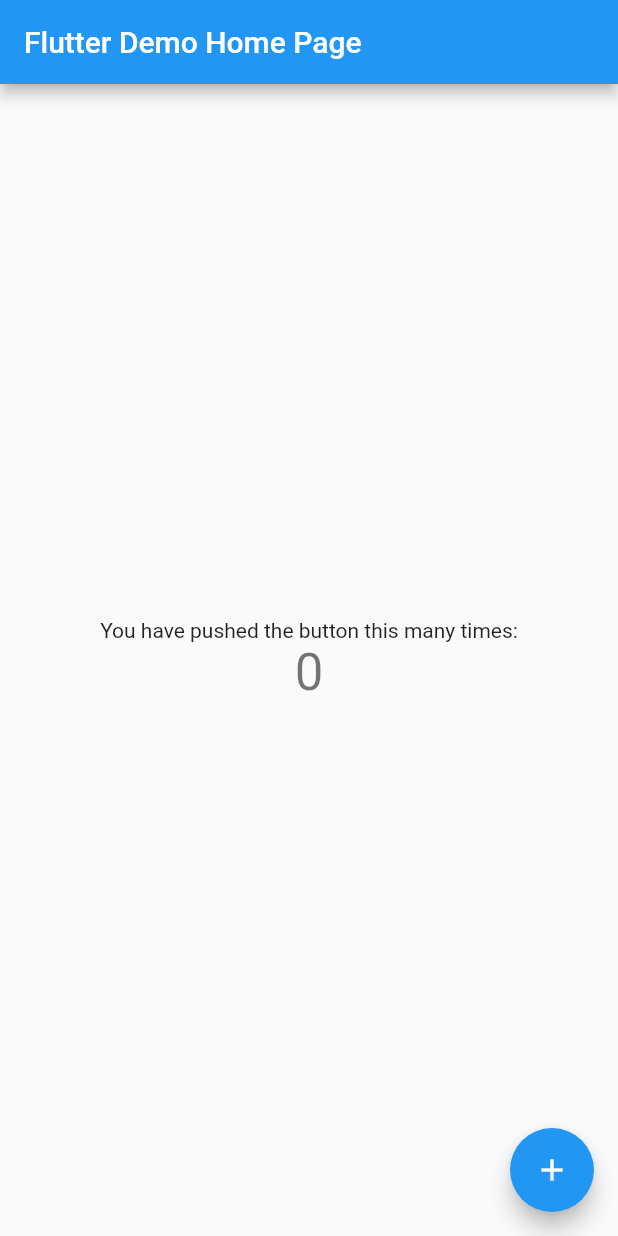
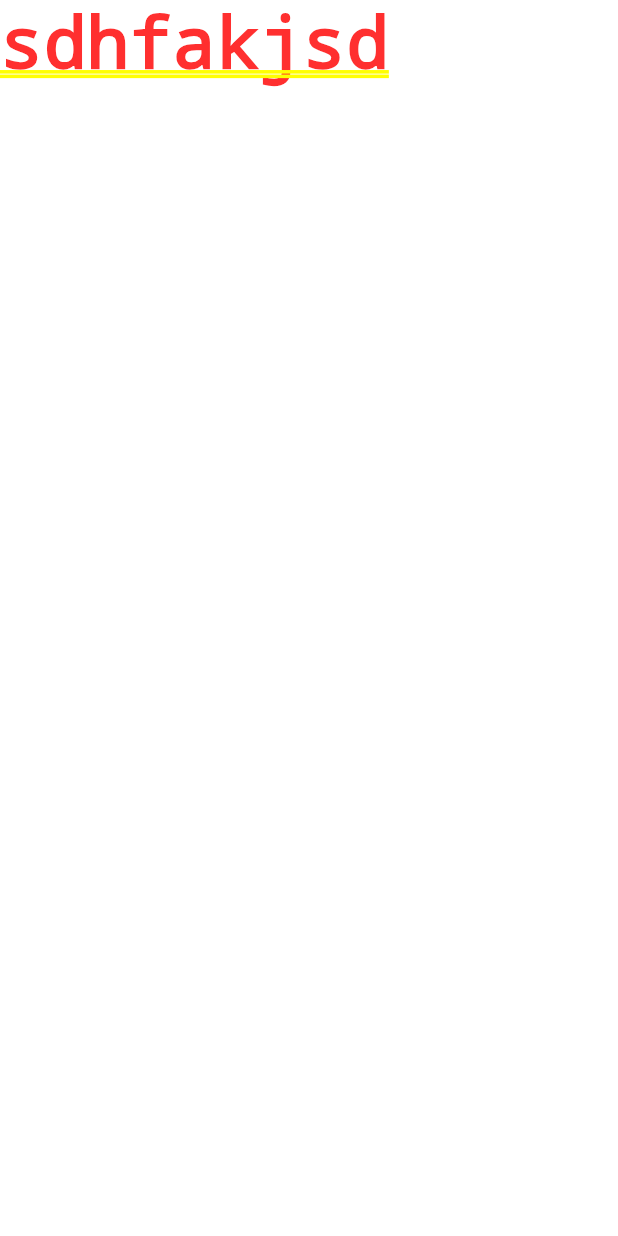
Before and after one commit to Rodrigolmti/newstter-flutter-hackathon, a Flutter app: the screen it shows after launch, on a phone screen of 412 x 824 dp. Run offline on Flutter 3.47's test engine with Material 2 defaults, Android fonts, the phone set to English and light mode, and no system bars.

Commit message:
Organize app files and create home screen

```diff
--- /dev/null
+++ b/lib/app.dart
@@ -0,0 +1,20 @@
+import 'package:flutter/material.dart';
+
+import 'screens/home_screen.dart';
+
+class NewstterApp extends StatefulWidget {
+  @override
+  _NewstterAppState createState() => _NewstterAppState();
+}
+
+class _NewstterAppState extends State<NewstterApp> {
+  @override
+  Widget build(BuildContext context) {
+    return MaterialApp(
+        debugShowCheckedModeBanner: false,
+        theme: ThemeData(
+          primarySwatch: Colors.indigo,
+        ),
+        home: HomeScreen());
+  }
+}
--- a/lib/main.dart
+++ b/lib/main.dart
@@ -1,111 +1,5 @@
 import 'package:flutter/material.dart';
 
-void main() => runApp(MyApp());
+import 'app.dart';
 
-class MyApp extends StatelessWidget {
-  // This widget is the root of your application.
-  @override
-  Widget build(BuildContext context) {
-    return MaterialApp(
-      title: 'Flutter Demo',
-      theme: ThemeData(
-        // This is the theme of your application.
-        //
-        // Try running your application with "flutter run". You'll see the
-        // application has a blue toolbar. Then, without quitting the app, try
-        // changing the primarySwatch below to Colors.green and then invoke
-        // "hot reload" (press "r" in the console where you ran "flutter run",
-        // or simply save your changes to "hot reload" in a Flutter IDE).
-        // Notice that the counter didn't reset back to zero; the application
-        // is not restarted.
-        primarySwatch: Colors.blue,
-      ),
-      home: MyHomePage(title: 'Flutter Demo Home Page'),
-    );
-  }
-}
-
-class MyHomePage extends StatefulWidget {
-  MyHomePage({Key key, this.title}) : super(key: key);
-
-  // This widget is the home page of your application. It is stateful, meaning
-  // that it has a State object (defined below) that contains fields that affect
-  // how it looks.
-
-  // This class is the configuration for the state. It holds the values (in this
-  // case the title) provided by the parent (in this case the App widget) and
-  // used by the build method of the State. Fields in a Widget subclass are
-  // always marked "final".
-
-  final String title;
-
-  @override
-  _MyHomePageState createState() => _MyHomePageState();
-}
-
-class _MyHomePageState extends State<MyHomePage> {
-  int _counter = 0;
-
-  void _incrementCounter() {
-    setState(() {
-      // This call to setState tells the Flutter framework that something has
-      // changed in this State, which causes it to rerun the build method below
-      // so that the display can reflect the updated values. If we changed
-      // _counter without calling setState(), then the build method would not be
-      // called again, and so nothing would appear to happen.
-      _counter++;
-    });
-  }
-
-  @override
-  Widget build(BuildContext context) {
-    // This method is rerun every time setState is called, for instance as done
-    // by the _incrementCounter method above.
-    //
-    // The Flutter framework has been optimized to make rerunning build methods
-    // fast, so that you can just rebuild anything that needs updating rather
-    // than having to individually change instances of widgets.
-    return Scaffold(
-      appBar: AppBar(
-        // Here we take the value from the MyHomePage object that was created by
-        // the App.build method, and use it to set our appbar title.
-        title: Text(widget.title),
-      ),
-      body: Center(
-        // Center is a layout widget. It takes a single child and positions it
-        // in the middle of the parent.
-        child: Column(
-          // Column is also layout widget. It takes a list of children and
-          // arranges them vertically. By default, it sizes itself to fit its
-          // children horizontally, and tries to be as tall as its parent.
-          //
-          // Invoke "debug painting" (press "p" in the console, choose the
-          // "Toggle Debug Paint" action from the Flutter Inspector in Android
-          // Studio, or the "Toggle Debug Paint" command in Visual Studio Code)
-          // to see the wireframe for each widget.
-          //
-          // Column has various properties to control how it sizes itself and
-          // how it positions its children. Here we use mainAxisAlignment to
-          // center the children vertically; the main axis here is the vertical
-          // axis because Columns are vertical (the cross axis would be
-          // horizontal).
-          mainAxisAlignment: MainAxisAlignment.center,
-          children: <Widget>[
-            Text(
-              'You have pushed the button this many times:',
-            ),
-            Text(
-              '$_counter',
-              style: Theme.of(context).textTheme.display1,
-            ),
-          ],
-        ),
-      ),
-      floatingActionButton: FloatingActionButton(
-        onPressed: _incrementCounter,
-        tooltip: 'Increment',
-        child: Icon(Icons.add),
-      ), // This trailing comma makes auto-formatting nicer for build methods.
-    );
-  }
-}
+void main() => runApp(NewstterApp());
--- /dev/null
+++ b/lib/screens/home_screen.dart
@@ -0,0 +1,13 @@
+import 'package:flutter/material.dart';
+
+class HomeScreen extends StatefulWidget {
+  @override
+  _HomeScreenState createState() => _HomeScreenState();
+}
+
+class _HomeScreenState extends State<HomeScreen> {
+  @override
+  Widget build(BuildContext context) {
+    return Text('sdhfakjsd');
+  }
+}
```
